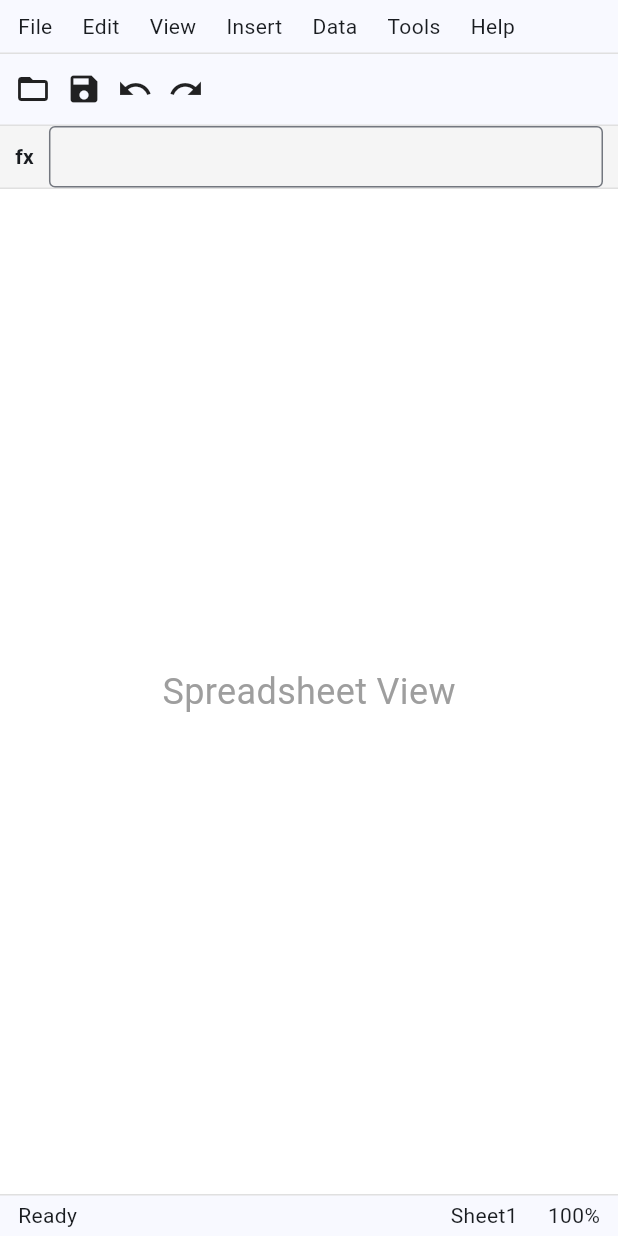
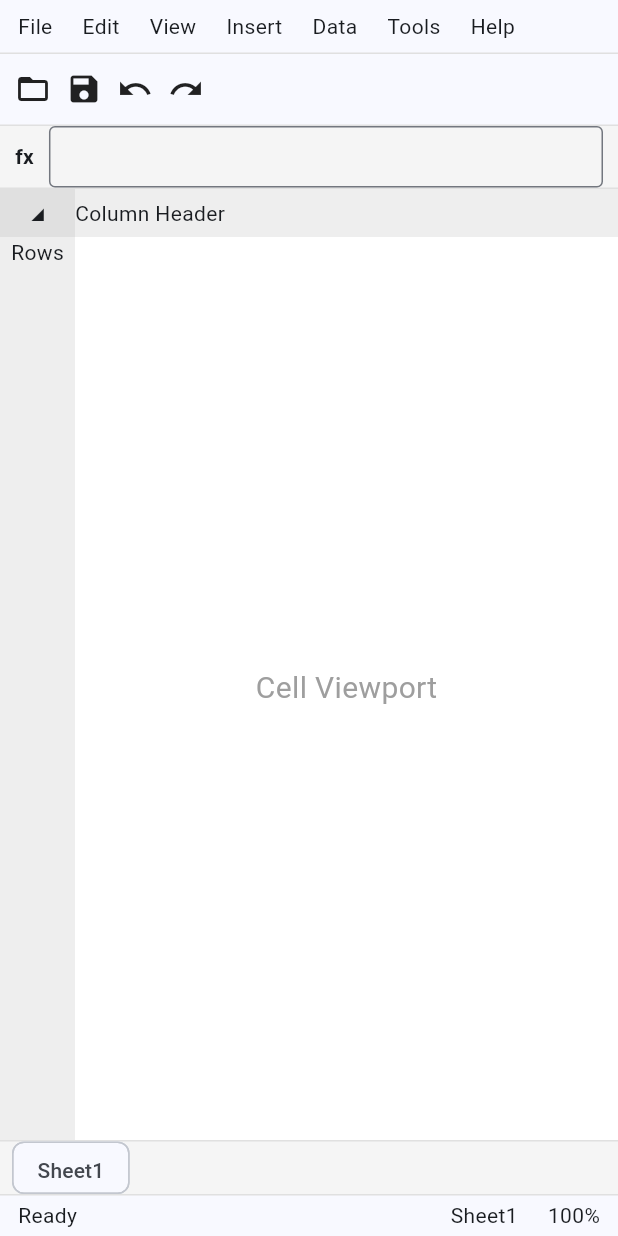
Before and after one commit to Zelanox/excelence, a Flutter app: the screen it shows after launch, on a phone screen of 412 x 824 dp. Run offline on Flutter 3.47's test engine with Material 3 defaults, Android fonts, the phone set to English and light mode, and no system bars.

Commit message:
designing the GUI

```diff
--- a/frontend/lib/features/shell/presentation/shell_page.dart
+++ b/frontend/lib/features/shell/presentation/shell_page.dart
@@ -18,7 +18,7 @@ class ShellPage extends StatelessWidget {
             AppMenuBar(),
             Toolbar(),
             FormulaBar(),
-            SpreadsheetPlaceholder(),
+            Workspace(),
             StatusBar(),
           ],
         ),
--- a/frontend/lib/features/shell/widgets/workspace.dart
+++ b/frontend/lib/features/shell/widgets/workspace.dart
@@ -1,24 +1,14 @@
 import 'package:flutter/material.dart';
 
-class SpreadsheetPlaceholder extends StatelessWidget {
-  const SpreadsheetPlaceholder({super.key});
+import '../../spreadsheet/presentation/spreadsheet_view.dart';
+
+class Workspace extends StatelessWidget {
+  const Workspace({super.key});
 
   @override
   Widget build(BuildContext context) {
-    return Expanded(
-      child: Container(
-        width: double.infinity,
-        color: Colors.white,
-        child: const Center(
-          child: Text(
-            "Spreadsheet View",
-            style: TextStyle(
-              fontSize: 24,
-              color: Colors.grey,
-            ),
-          ),
-        ),
-      ),
+    return const Expanded(
+      child: SpreadsheetView(),
     );
   }
 }
--- /dev/null
+++ b/frontend/lib/features/spreadsheet/presentation/spreadsheet_view.dart
@@ -0,0 +1,21 @@
+import 'package:flutter/material.dart';
+
+import 'widgets/spreadsheet_grid.dart';
+import 'widgets/sheet_tabs.dart';
+
+class SpreadsheetView extends StatelessWidget {
+  const SpreadsheetView({super.key});
+
+  @override
+  Widget build(BuildContext context) {
+    return const Column(
+      children: [
+        Expanded(
+          child: SpreadsheetGrid(),
+        ),
+
+        SheetTabs(),
+      ],
+    );
+  }
+}
--- /dev/null
+++ b/frontend/lib/features/spreadsheet/presentation/widgets/cell_viewport.dart
@@ -0,0 +1,20 @@
+import 'package:flutter/material.dart';
+
+class CellViewport extends StatelessWidget {
+  const CellViewport({super.key});
+
+  @override
+  Widget build(BuildContext context) {
+    return Container(
+      color: Colors.white,
+      alignment: Alignment.center,
+      child: const Text(
+        "Cell Viewport",
+        style: TextStyle(
+          fontSize: 20,
+          color: Colors.grey,
+        ),
+      ),
+    );
+  }
+}
--- /dev/null
+++ b/frontend/lib/features/spreadsheet/presentation/widgets/column_header.dart
@@ -0,0 +1,14 @@
+import 'package:flutter/material.dart';
+
+class ColumnHeader extends StatelessWidget {
+  const ColumnHeader({super.key});
+
+  @override
+  Widget build(BuildContext context) {
+    return Container(
+      color: Colors.grey.shade200,
+      alignment: Alignment.centerLeft,
+      child: const Text("Column Header"),
+    );
+  }
+}
--- /dev/null
+++ b/frontend/lib/features/spreadsheet/presentation/widgets/corner_cell.dart
@@ -0,0 +1,15 @@
+import 'package:flutter/material.dart';
+
+class CornerCell extends StatelessWidget {
+  const CornerCell({super.key});
+
+  @override
+  Widget build(BuildContext context) {
+    return Container(
+      width: 50,
+      color: Colors.grey.shade300,
+      alignment: Alignment.center,
+      child: const Text("◢"),
+    );
+  }
+}
--- /dev/null
+++ b/frontend/lib/features/spreadsheet/presentation/widgets/row_header.dart
@@ -0,0 +1,15 @@
+import 'package:flutter/material.dart';
+
+class RowHeader extends StatelessWidget {
+  const RowHeader({super.key});
+
+  @override
+  Widget build(BuildContext context) {
+    return Container(
+      width: 50,
+      color: Colors.grey.shade200,
+      alignment: Alignment.topCenter,
+      child: const Text("Rows"),
+    );
+  }
+}
--- /dev/null
+++ b/frontend/lib/features/spreadsheet/presentation/widgets/sheet_tabs.dart
@@ -0,0 +1,25 @@
+import 'package:flutter/material.dart';
+
+class SheetTabs extends StatelessWidget {
+  const SheetTabs({super.key});
+
+  @override
+  Widget build(BuildContext context) {
+    return Container(
+      height: 36,
+      decoration: BoxDecoration(
+        border: Border(
+          top: BorderSide(
+            color: Colors.grey.shade300,
+          ),
+        ),
+      ),
+      child: const Row(
+        children: [
+          SizedBox(width: 8),
+          Chip(label: Text("Sheet1")),
+        ],
+      ),
+    );
+  }
+}
--- /dev/null
+++ b/frontend/lib/features/spreadsheet/presentation/widgets/spreadsheet_grid.dart
@@ -0,0 +1,40 @@
+import 'package:flutter/material.dart';
+
+import 'cell_viewport.dart';
+import 'column_header.dart';
+import 'corner_cell.dart';
+import 'row_header.dart';
+
+class SpreadsheetGrid extends StatelessWidget {
+  const SpreadsheetGrid({super.key});
+
+  @override
+  Widget build(BuildContext context) {
+    return Column(
+      children: [
+        const SizedBox(
+          height: 32,
+          child: Row(
+            children: [
+              CornerCell(),
+              Expanded(
+                child: ColumnHeader(),
+              ),
+            ],
+          ),
+        ),
+
+        const Expanded(
+          child: Row(
+            children: [
+              RowHeader(),
+              Expanded(
+                child: CellViewport(),
+              ),
+            ],
+          ),
+        ),
+      ],
+    );
+  }
+}
```
Also changed, not shown: frontend/lib/features/spreadsheet/presentation/widgets/horizontal_scrollbar.dart (added), frontend/lib/features/spreadsheet/presentation/widgets/vertical_scrollbar.dart (added).
